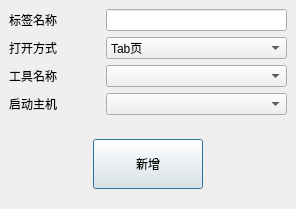
This is digitalIntegration/AddToolDialog.ui in jiaqingguo/DI as Qt 5 draws it before an edit. The edited form follows.
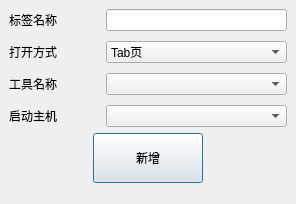
This is the edited form.

```diff
--- a/digitalIntegration/AddToolDialog.ui
+++ b/digitalIntegration/AddToolDialog.ui
@@ -35,7 +35,10 @@
       <number>9</number>
      </property>
      <property name="bottomMargin">
-      <number>9</number>
+      <number>0</number>
+     </property>
+     <property name="verticalSpacing">
+      <number>10</number>
      </property>
      <item row="1" column="1" colspan="2">
       <widget class="QComboBox" name="comboBoxDisplayMode">
@@ -147,13 +150,13 @@
       <number>9</number>
      </property>
      <property name="topMargin">
-      <number>9</number>
+      <number>0</number>
      </property>
      <property name="rightMargin">
       <number>9</number>
      </property>
      <property name="bottomMargin">
-      <number>9</number>
+      <number>10</number>
      </property>
      <item>
       <spacer name="horizontalSpacer">
```
